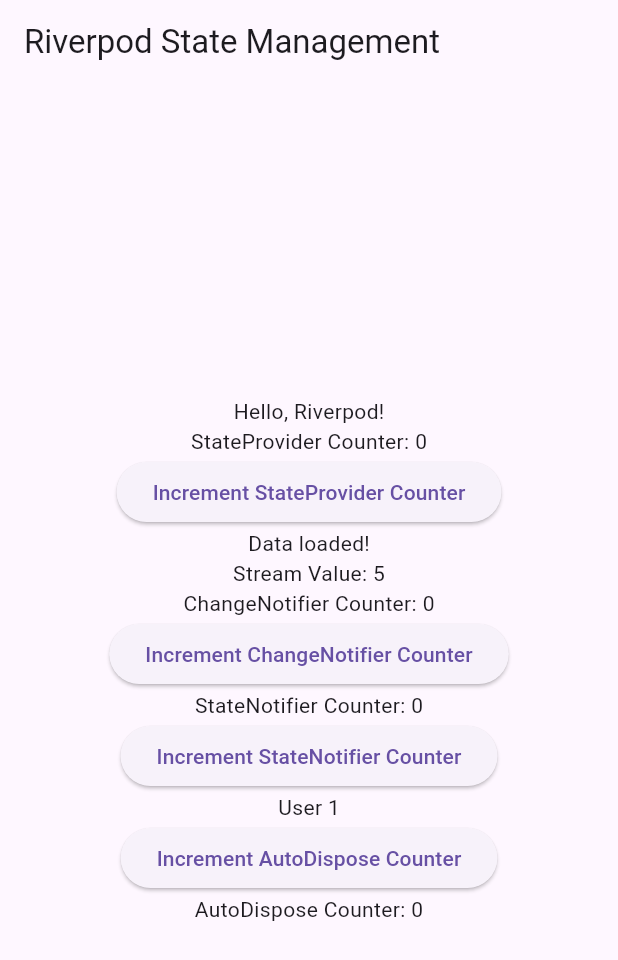
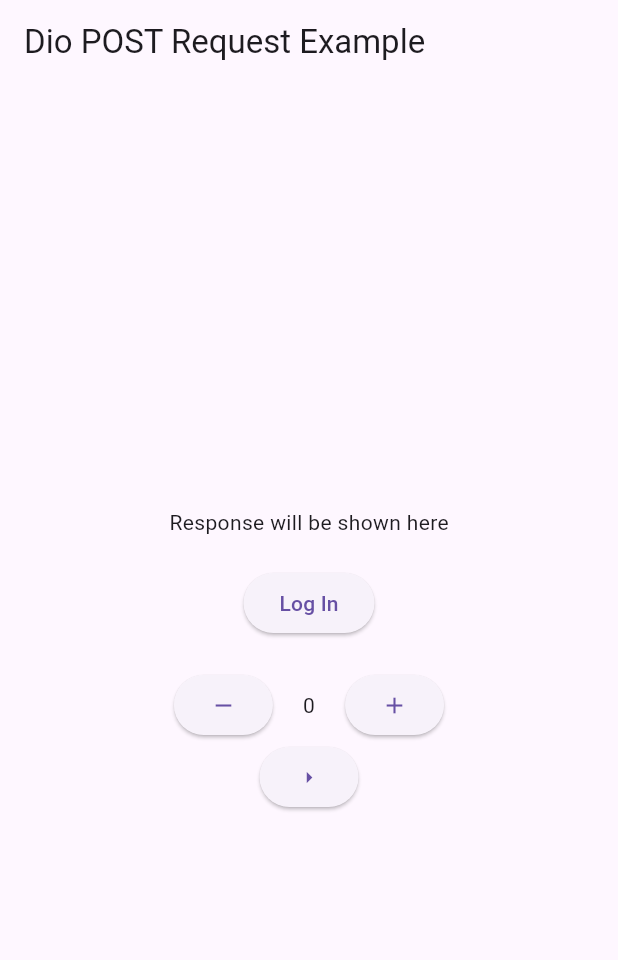
Before and after one commit to minhaz74692/Flutter_Riverpod_DRF_Project, a Flutter app: the screen it shows after launch, on a phone screen of 412 x 824 dp. Shown: the top 960 px of the screen. Run offline on Flutter 3.47's test engine with Material 3 defaults, Android fonts, the phone set to English and light mode, and no system bars; our stand-ins replace dio, flutter_riverpod, get_it, shared_preferences; accounts and stored records are empty.

```diff
--- a/lib/app.dart
+++ b/lib/app.dart
@@ -1,4 +1,4 @@
-import 'package:drf_flutter_app/screens/home.dart';
+import 'package:drf_flutter_app/screens/splash.dart';
 import 'package:flutter/material.dart';
 import 'package:flutter_riverpod/flutter_riverpod.dart';
 
@@ -10,7 +10,7 @@ class MyApp extends StatelessWidget {
     return const ProviderScope(
       child: MaterialApp(
         debugShowCheckedModeBanner: false,
-        home: HomeScreen(),
+        home: SplashScreen(),
       ),
     );
   }
--- a/lib/main.dart
+++ b/lib/main.dart
@@ -1,148 +1,148 @@
-// import 'package:drf_flutter_app/app.dart';
+import 'package:drf_flutter_app/app.dart';
+import 'package:flutter/material.dart';
+import 'blocs/di_container.dart' as di;
+
+void main() async {
+  WidgetsFlutterBinding.ensureInitialized();
+  await di.init();
+  runApp(
+    MyApp(),
+  );
+}
+
+
+// import 'dart:async';
+
 // import 'package:flutter/material.dart';
-// import 'blocs/di_container.dart' as di;
+// import 'package:flutter_riverpod/flutter_riverpod.dart';
 
-// void main() async {
-//   WidgetsFlutterBinding.ensureInitialized();
-//   await di.init();
-//   runApp(
-//     MyApp(),
-//   );
+// void main() {
+//   runApp(ProviderScope(child: MyApp()));
 // }
 
+// class MyApp extends StatelessWidget {
+//   @override
+//   Widget build(BuildContext context) {
+//     return MaterialApp(
+//       title: 'Riverpod State Management',
+//       home: WelcomeScreen(),
+//     );
+//   }
+// }
 
-import 'dart:async';
+// // 1. Provider
+// final greetingProvider = Provider<String>((ref) {
+//   return 'Hello, Riverpod!';
+// });
 
-import 'package:flutter/material.dart';
-import 'package:flutter_riverpod/flutter_riverpod.dart';
+// // 2. StateProvider
+// final counterProvider = StateProvider<int>((ref) => 0);
 
-void main() {
-  runApp(ProviderScope(child: MyApp()));
-}
+// // 3. FutureProvider
+// final futureProvider = FutureProvider<String>((ref) async {
+//   await Future.delayed(Duration(seconds: 2));
+//   return 'Data loaded!';
+// });
 
-class MyApp extends StatelessWidget {
-  @override
-  Widget build(BuildContext context) {
-    return MaterialApp(
-      title: 'Riverpod State Management',
-      home: HomeScreen(),
-    );
-  }
-}
+// // 4. StreamProvider
+// Stream<int> numberStream() async* {
+//   for (int i = 0; i <= 5; i++) {
+//     await Future.delayed(Duration(seconds: 1));
+//     yield i;
+//   }
+// }
 
-// 1. Provider
-final greetingProvider = Provider<String>((ref) {
-  return 'Hello, Riverpod!';
-});
+// final streamProvider = StreamProvider<int>((ref) => numberStream());
 
-// 2. StateProvider
-final counterProvider = StateProvider<int>((ref) => 0);
+// // 5. ChangeNotifierProvider
+// class CounterNotifier extends ChangeNotifier {
+//   int _count = 0;
+//   int get count => _count;
 
-// 3. FutureProvider
-final futureProvider = FutureProvider<String>((ref) async {
-  await Future.delayed(Duration(seconds: 2));
-  return 'Data loaded!';
-});
+//   void increment() {
+//     _count++;
+//     notifyListeners();
+//   }
+// }
 
-// 4. StreamProvider
-Stream<int> numberStream() async* {
-  for (int i = 0; i <= 5; i++) {
-    await Future.delayed(Duration(seconds: 1));
-    yield i;
-  }
-}
+// final counterNotifierProvider = ChangeNotifierProvider<CounterNotifier>(
+//   (ref) => CounterNotifier(),
+// );
 
-final streamProvider = StreamProvider<int>((ref) => numberStream());
+// // 6. StateNotifierProvider
+// class NumberNotifier extends StateNotifier<int> {
+//   NumberNotifier() : super(0);
 
-// 5. ChangeNotifierProvider
-class CounterNotifier extends ChangeNotifier {
-  int _count = 0;
-  int get count => _count;
+//   void increment() {
+//     state++;
+//   }
+// }
 
-  void increment() {
-    _count++;
-    notifyListeners();
-  }
-}
+// final numberNotifierProvider = StateNotifierProvider<NumberNotifier, int>(
+//   (ref) => NumberNotifier(),
+// );
 
-final counterNotifierProvider = ChangeNotifierProvider<CounterNotifier>(
-  (ref) => CounterNotifier(),
-);
+// // 7. Provider.family
+// final userProvider = Provider.family<String, int>((ref, userId) {
+//   return 'User $userId';
+// });
 
-// 6. StateNotifierProvider
-class NumberNotifier extends StateNotifier<int> {
-  NumberNotifier() : super(0);
+// // 8. AutoDispose
+// final autoDisposeProvider = StateProvider.autoDispose<int>((ref) => 0);
 
-  void increment() {
-    state++;
-  }
-}
+// class WelcomeScreen extends ConsumerWidget {
+//   @override
+//   Widget build(BuildContext context, WidgetRef ref) {
+//     final greeting = ref.watch(greetingProvider);
+//     final counter = ref.watch(counterProvider);
+//     final futureData = ref.watch(futureProvider);
+//     final streamData = ref.watch(streamProvider);
+//     final counterNotifier = ref.watch(counterNotifierProvider);
+//     final number = ref.watch(numberNotifierProvider);
 
-final numberNotifierProvider = StateNotifierProvider<NumberNotifier, int>(
-  (ref) => NumberNotifier(),
-);
-
-// 7. Provider.family
-final userProvider = Provider.family<String, int>((ref, userId) {
-  return 'User $userId';
-});
-
-// 8. AutoDispose
-final autoDisposeProvider = StateProvider.autoDispose<int>((ref) => 0);
-
-class HomeScreen extends ConsumerWidget {
-  @override
-  Widget build(BuildContext context, WidgetRef ref) {
-    final greeting = ref.watch(greetingProvider);
-    final counter = ref.watch(counterProvider);
-    final futureData = ref.watch(futureProvider);
-    final streamData = ref.watch(streamProvider);
-    final counterNotifier = ref.watch(counterNotifierProvider);
-    final number = ref.watch(numberNotifierProvider);
-
-    return Scaffold(
-      appBar: AppBar(title: Text('Riverpod State Management')),
-      body: Center(
-        child: Column(
-          mainAxisAlignment: MainAxisAlignment.center,
-          children: [
-            Text(greeting),
-            Text('StateProvider Counter: $counter'),
-            ElevatedButton(
-              onPressed: () => ref.read(counterProvider.notifier).state++,
-              child: Text('Increment StateProvider Counter'),
-            ),
-            futureData.when(
-              data: (data) => Text(data),
-              loading: () => CircularProgressIndicator(),
-              error: (error, stack) => Text('Error: $error'),
-            ),
-            streamData.when(
-              data: (data) => Text('Stream Value: $data'),
-              loading: () => CircularProgressIndicator(),
-              error: (error, stack) => Text('Error: $error'),
-            ),
-            Text('ChangeNotifier Counter: ${counterNotifier.count}'),
-            ElevatedButton(
-              onPressed: () => ref.read(counterNotifierProvider.notifier).increment(),
-              child: Text('Increment ChangeNotifier Counter'),
-            ),
-            Text('StateNotifier Counter: $number'),
-            ElevatedButton(
-              onPressed: () => ref.read(numberNotifierProvider.notifier).increment(),
-              child: Text('Increment StateNotifier Counter'),
-            ),
-            Text(ref.watch(userProvider(1))),
-            ElevatedButton(
-              onPressed: () {
-                ref.read(autoDisposeProvider.notifier).state++;
-              },
-              child: Text('Increment AutoDispose Counter'),
-            ),
-            Text('AutoDispose Counter: ${ref.watch(autoDisposeProvider)}'),
-          ],
-        ),
-      ),
-    );
-  }
-}
+//     return Scaffold(
+//       appBar: AppBar(title: Text('Riverpod State Management')),
+//       body: Center(
+//         child: Column(
+//           mainAxisAlignment: MainAxisAlignment.center,
+//           children: [
+//             Text(greeting),
+//             Text('StateProvider Counter: $counter'),
+//             ElevatedButton(
+//               onPressed: () => ref.read(counterProvider.notifier).state++,
+//               child: Text('Increment StateProvider Counter'),
+//             ),
+//             futureData.when(
+//               data: (data) => Text(data),
+//               loading: () => CircularProgressIndicator(),
+//               error: (error, stack) => Text('Error: $error'),
+//             ),
+//             streamData.when(
+//               data: (data) => Text('Stream Value: $data'),
+//               loading: () => CircularProgressIndicator(),
+//               error: (error, stack) => Text('Error: $error'),
+//             ),
+//             Text('ChangeNotifier Counter: ${counterNotifier.count}'),
+//             ElevatedButton(
+//               onPressed: () => ref.read(counterNotifierProvider.notifier).increment(),
+//               child: Text('Increment ChangeNotifier Counter'),
+//             ),
+//             Text('StateNotifier Counter: $number'),
+//             ElevatedButton(
+//               onPressed: () => ref.read(numberNotifierProvider.notifier).increment(),
+//               child: Text('Increment StateNotifier Counter'),
+//             ),
+//             Text(ref.watch(userProvider(1))),
+//             ElevatedButton(
+//               onPressed: () {
+//                 ref.read(autoDisposeProvider.notifier).state++;
+//               },
+//               child: Text('Increment AutoDispose Counter'),
+//             ),
+//             Text('AutoDispose Counter: ${ref.watch(autoDisposeProvider)}'),
+//           ],
+//         ),
+//       ),
+//     );
+//   }
+// }
--- a/lib/repository/repos/auth_repo.dart
+++ b/lib/repository/repos/auth_repo.dart
@@ -3,15 +3,19 @@ import 'package:drf_flutter_app/repository/dio/dio_client.dart';
 import 'package:drf_flutter_app/repository/exception/api_error_handler.dart';
 import 'package:drf_flutter_app/repository/response/api_response.dart';
 import 'package:flutter/material.dart';
+import 'package:shared_preferences/shared_preferences.dart';
 
 class AuthRepo {
   final DioClient dioClient;
+  final SharedPreferences sp;
 
-  AuthRepo({required this.dioClient});
-
+  AuthRepo({
+    required this.dioClient,
+    required this.sp,
+  });
 
   //Get Items from Inventory
-   Future<ApiResponse> loginRepo() async {
+  Future<ApiResponse> loginRepo() async {
     Response response = Response(requestOptions: RequestOptions(path: '22222'));
 
     try {
@@ -38,4 +42,32 @@ class AuthRepo {
       return ApiResponse.withError(ApiErrorHandler.getMessage(error), response);
     }
   }
+
+  //Get Items from Inventory
+  Future<ApiResponse> getUsersRepo() async {
+    Response response = Response(requestOptions: RequestOptions(path: '22222'));
+
+    try {
+      response = await dioClient.get(
+        "/users/",
+      );
+
+      debugPrint(
+          "API Response is: ${ApiResponse.withSuccess(response).response.data}");
+      return ApiResponse.withSuccess(response);
+    } catch (error) {
+      debugPrint('Error : ${ApiErrorHandler.getMessage(error)}');
+      if (error is DioException) {
+        if (error.response != null) {
+          debugPrint("DioException: ${error.response!.data['errors']}");
+        } else {
+          debugPrint("DioException without response: $error");
+        }
+      } else {
+        debugPrint("Error: ${ApiErrorHandler.getMessage(error)}");
+      }
+
+      return ApiResponse.withError(ApiErrorHandler.getMessage(error), response);
+    }
+  }
 }
--- a/lib/screens/home.dart
+++ b/lib/screens/welcome.dart
@@ -1,5 +1,6 @@
 import 'package:drf_flutter_app/blocs/auth_bloc.dart';
 import 'package:drf_flutter_app/screens/new_screen.dart';
+import 'package:drf_flutter_app/utils/helper.dart';
 import 'package:flutter/material.dart';
 import 'package:flutter_riverpod/flutter_riverpod.dart';
 
@@ -7,21 +8,23 @@ import 'package:flutter_riverpod/flutter_riverpod.dart';
 final counterProvider = StateProvider<int>((ref) => 4);
 final nameProvider = StateProvider<String>((ref) => "");
 
-class HomeScreen extends ConsumerStatefulWidget {
-  const HomeScreen({super.key});
+class WelcomeScreen extends ConsumerStatefulWidget {
+  const WelcomeScreen({super.key});
 
   @override
-  ConsumerState<HomeScreen> createState() => _HomeScreenState();
+  ConsumerState<WelcomeScreen> createState() => _WelcomeScreenState();
 }
 
-class _HomeScreenState extends ConsumerState<HomeScreen> {
+class _WelcomeScreenState extends ConsumerState<WelcomeScreen> {
   String responseMessage = 'Response will be shown here';
 
   // ProviderContainer refContainer = ProviderContainer();
   void makePostRequest() async {
     // var ab = refContainer.read(authPod);
     var ab = ref.read(authPod);
-    await ab.logIn();
+    await ab.logIn().then((status) {
+      status ? Helper.nextScreenCloseOthers(context, TestScreen()) : null;
+    });
   }
 
   @override
@@ -38,9 +41,10 @@ class _HomeScreenState extends ConsumerState<HomeScreen> {
               const SizedBox(height: 20),
               ElevatedButton(
                 onPressed: makePostRequest,
-                child: const Text('Make POST Request'),
+                child: const Text('Log In'),
               ),
               const SizedBox(height: 20),
+              ap.user != null ? Text(ap.user!.email!) : SizedBox.shrink(),
               Row(
                 mainAxisAlignment: MainAxisAlignment.center,
                 children: [
--- a/pubspec.yaml
+++ b/pubspec.yaml
@@ -20,6 +20,7 @@ dependencies:
   flutter_native_splash: ^2.4.1
   get_it: ^7.7.0
   flutter_riverpod: ^2.5.1
+  fluttertoast: ^8.2.8
 
 
 dev_dependencies:
```
Also changed, not shown: lib/blocs/auth_bloc.dart (+38 -3 lines), lib/blocs/di_container.dart (+10 -3 lines), lib/models/user_model.dart (added, +41 -0 lines), lib/repository/dio/dio_client.dart (+12 -1 lines), lib/screens/new_screen.dart (+17 -1 lines), lib/screens/splash.dart (added, +79 -0 lines), lib/services/sp_service.dart (added, +53 -0 lines), lib/utils/helper.dart (added, +51 -0 lines), pubspec.lock, 2 other files.
